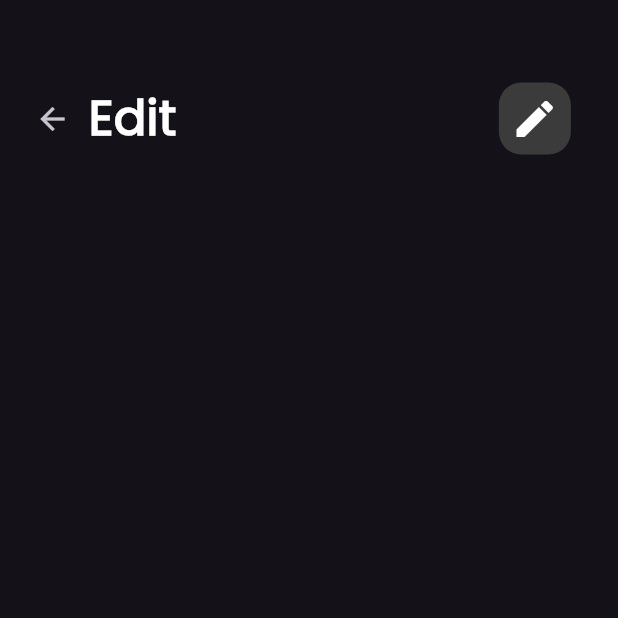
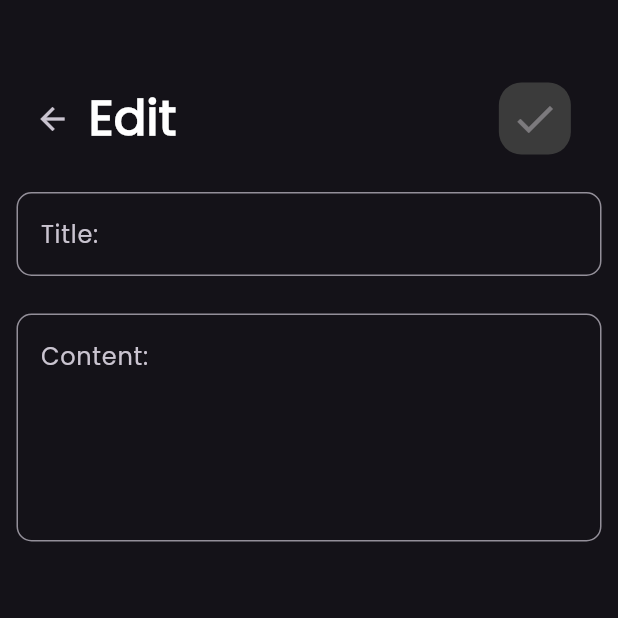
Before and after one commit to Muhammadkhiry/notes_app, a Flutter app: the EditNoteView screen opened directly, on a phone screen of 412 x 824 dp, the top half of it. Run offline on Flutter 3.47's test engine with Material 3 defaults, Android fonts, the light colour scheme and no system bars.

Commit message:
coding the body, create the note model

```diff
--- /dev/null
+++ b/lib/models/note_model.dart
@@ -0,0 +1,11 @@
+class NoteModel {
+  final String title, subTitle, date;
+  final int color;
+
+  NoteModel({
+    required this.title,
+    required this.subTitle,
+    required this.date,
+    required this.color,
+  });
+}
--- a/lib/views/edit_note_view.dart
+++ b/lib/views/edit_note_view.dart
@@ -21,7 +21,7 @@ class EditNoteView extends StatelessWidget {
                   },
                   icon: Icon(Icons.arrow_back),
                 ),
-                CustomAppBar(title: "Edit", icon: Icons.edit),
+                CustomAppBar(title: "Edit", icon: Icons.check_sharp),
               ],
             ),
             EditNoteBody(),
--- a/lib/widgets/custom_app_bar.dart
+++ b/lib/widgets/custom_app_bar.dart
@@ -1,9 +1,15 @@
 import 'package:flutter/material.dart';
 
 class CustomAppBar extends StatelessWidget {
-  const CustomAppBar({super.key, required this.title, required this.icon});
+  const CustomAppBar({
+    super.key,
+    required this.title,
+    required this.icon,
+    this.function,
+  });
   final String title;
   final IconData icon;
+  final VoidCallback? function;
   @override
   Widget build(BuildContext context) {
     return Row(
@@ -24,7 +30,7 @@ class CustomAppBar extends StatelessWidget {
             borderRadius: BorderRadius.circular(15),
           ),
           child: IconButton(
-            onPressed: () {},
+            onPressed: function,
             icon: Icon(icon),
             iconSize: 32,
             color: Colors.white,
--- a/lib/widgets/edit_note_body.dart
+++ b/lib/widgets/edit_note_body.dart
@@ -7,7 +7,33 @@ class EditNoteBody extends StatelessWidget {
   Widget build(BuildContext context) {
     return Column(
       children: [
-
+        SizedBox(height: 25),
+        TextField(
+          decoration: InputDecoration(
+            border: OutlineInputBorder(borderRadius: BorderRadius.circular(10)),
+            hintText: "Title:",
+            focusedBorder: OutlineInputBorder(
+              borderSide: BorderSide(color: Colors.white),
+            ),
+            disabledBorder: OutlineInputBorder(
+              borderSide: BorderSide(color: Colors.white),
+            ),
+          ),
+        ),
+        SizedBox(height: 25),
+        TextField(
+          maxLines: 5,
+          decoration: InputDecoration(
+            border: OutlineInputBorder(borderRadius: BorderRadius.circular(10)),
+            hintText: "Content:",
+            focusedBorder: OutlineInputBorder(
+              borderSide: BorderSide(color: Colors.white),
+            ),
+            disabledBorder: OutlineInputBorder(
+              borderSide: BorderSide(color: Colors.white),
+            ),
+          ),
+        ),
       ],
     );
   }
```
